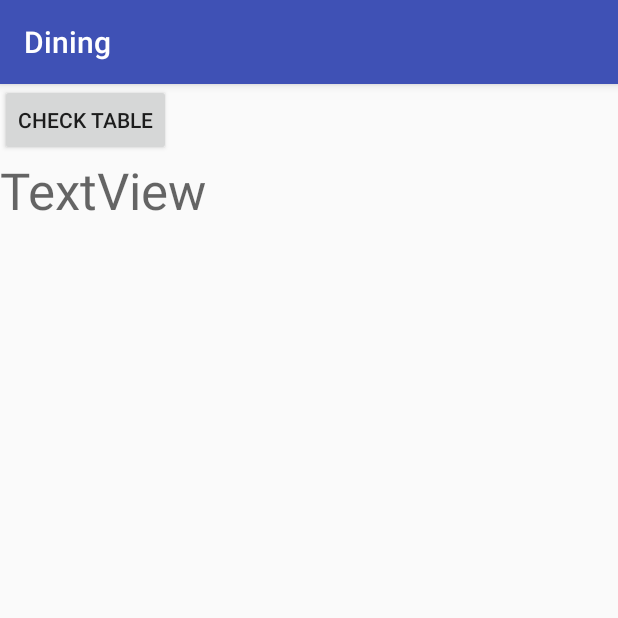
After one commit to anmolw/CP3405-App, an Android app: the SeatMap screen opened directly, with no data from a screen before it, on a phone screen of 412 x 824 dp, the top half of it. The commit adds this screen. Run offline under Robolectric (Android 15) with nearby library versions, the phone set to English and light mode, and no system bars.

Commit message:
Able to pull seats (Draft update)
Still to be fixed

```diff
--- a/Dining/app/src/main/AndroidManifest.xml
+++ b/Dining/app/src/main/AndroidManifest.xml
@@ -33,7 +33,8 @@
         <activity android:name=".RestaurantsActivity" />
         <activity android:name=".CartActivity" />
         <activity android:name=".SeatingActivity" />
-        <activity android:name=".DynamicFoodlistActivity"></activity>
+        <activity android:name=".DynamicFoodlistActivity" />
+        <activity android:name=".SeatMap"></activity>
     </application>
 
 </manifest>
--- /dev/null
+++ b/Dining/app/src/main/java/com/example/primepc/dining/SeatMap.java
@@ -0,0 +1,45 @@
+package com.example.primepc.dining;
+
+import android.support.v7.app.AppCompatActivity;
+import android.os.Bundle;
+import android.view.View;
+import android.widget.Button;
+import android.widget.ListView;
+import android.widget.TextView;
+
+import org.w3c.dom.Text;
+
+import java.util.ArrayList;
+
+public class SeatMap extends AppCompatActivity {
+    Button click;
+    int id;
+    int seatsAvailable;
+    boolean ac;
+
+    public static TextView data;
+
+    @Override
+    protected void onCreate(Bundle savedInstanceState) {
+        super.onCreate(savedInstanceState);
+        setContentView(R.layout.activity_seat_map);
+
+
+
+        click =(Button) findViewById(R.id.button);
+        data = (TextView) findViewById(R.id.fetcheddata);
+
+        click.setOnClickListener(new View.OnClickListener() {
+            @Override
+            public void onClick(View v) {
+                FetchMapData process  = new FetchMapData();
+                process.execute();
+
+            }
+        });
+
+
+
+    }
+
+}
--- /dev/null
+++ b/Dining/app/src/main/res/layout/activity_seat_map.xml
@@ -0,0 +1,26 @@
+<?xml version="1.0" encoding="utf-8"?>
+<RelativeLayout xmlns:android="http://schemas.android.com/apk/res/android"
+    xmlns:app="http://schemas.android.com/apk/res-auto"
+    xmlns:tools="http://schemas.android.com/tools"
+    android:layout_width="match_parent"
+    android:layout_height="match_parent"
+    tools:context=".SeatMap">
+
+    <Button
+        android:id="@+id/button"
+        android:layout_width="wrap_content"
+        android:layout_height="wrap_content"
+        android:text="Check Table" />
+
+    <TextView
+        android:id="@+id/fetcheddata"
+        android:layout_width="match_parent"
+        android:layout_height="463dp"
+        android:layout_alignParentLeft="true"
+        android:layout_alignParentStart="true"
+        android:layout_below="@+id/button"
+        android:text="TextView"
+        android:textAppearance="@style/TextAppearance.AppCompat.Display1" />
+
+
+</RelativeLayout>
```
Also changed, not shown: Dining/app/src/main/java/com/example/primepc/dining/CartActivity.java (+12 -1 lines), Dining/app/src/main/java/com/example/primepc/dining/FetchMapData.java (added, +86 -0 lines).
